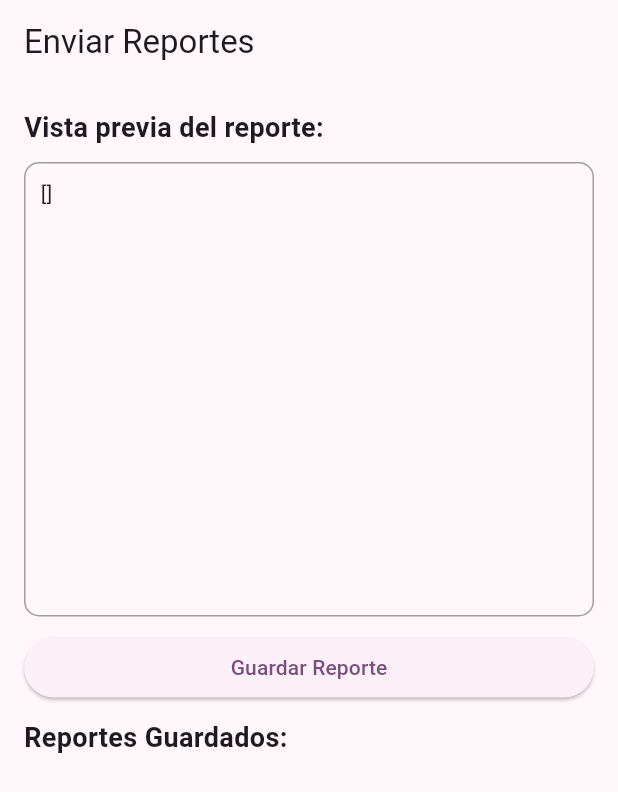
After one commit to RiosHectorM/demo_app, a Flutter app: the EnviarReportesScreen screen opened by its route, after a tap on "Guardar Reporte", after a tap on the "share" icon, on a phone screen of 412 x 824 dp. The commit adds this screen. Shown: the top 792 px of the screen. Run offline on Flutter 3.47's test engine with Material 3 defaults, Android fonts, the phone set to English and light mode, and no system bars; our stand-ins replace animate_do, dio, flutter_login, flutter_map, go_router, hive and 3 more; accounts and stored records are empty.

Commit message:
'maps ready, send ready'

```diff
--- a/lib/config/router/app_router.dart
+++ b/lib/config/router/app_router.dart
@@ -3,6 +3,7 @@ import 'package:demo_app/presentation/screens/screens.dart';
 import 'package:demo_app/presentation/screens/ventas/ventas_map_screen.dart';
 import 'package:demo_app/presentation/screens/ventas/productos_screen.dart';
 import 'package:demo_app/presentation/screens/ventas/reportes_screen.dart';
+import 'package:demo_app/presentation/screens/send_info/enviar_reportes_screen.dart';
 import 'package:go_router/go_router.dart';
 
 final appRouter = GoRouter(
@@ -30,17 +31,19 @@ final appRouter = GoRouter(
       },
     ),
     GoRoute(
-      path: '/productos/:nombreCliente/:direccionCliente',
+      path: '/productos/:nombreCliente/:direccionCliente/:usuarioVendedor',
       name: 'productos',
       builder: (context, state) {
         final String nombreCliente =
             Uri.decodeComponent(state.pathParameters['nombreCliente']!);
         final String direccionCliente =
             Uri.decodeComponent(state.pathParameters['direccionCliente']!);
-
+        final String usuarioVendedor =
+            Uri.decodeComponent(state.pathParameters['usuarioVendedor']!);
         return ProductosScreen(
           nombre: nombreCliente,
           direccion: direccionCliente,
+          vendedor: usuarioVendedor,
         );
       },
     ),
@@ -57,6 +60,13 @@ final appRouter = GoRouter(
       builder: (context, GoRouterState state) {
         return MapaVentasScreen();
       },
+    ),
+    GoRoute(
+      path: '/enviar',
+      name: 'enviar',
+      builder: (context, GoRouterState state) {
+        return EnviarReportesScreen();
+      },
     )
   ],
 );
--- a/lib/presentation/screens/clientes/clientes_list.dart
+++ b/lib/presentation/screens/clientes/clientes_list.dart
@@ -43,6 +43,7 @@ class ClientesScreen extends StatelessWidget {
                     onTap: () {
                       final nombreCliente = cliente.nombre;
                       final direccionCliente = cliente.direccion;
+                      final usuarioVendedor = 'VENDEDOR';
 
                       context.goNamed(
                         'productos',
@@ -50,6 +51,8 @@ class ClientesScreen extends StatelessWidget {
                           'nombreCliente': Uri.encodeComponent(nombreCliente),
                           'direccionCliente':
                               Uri.encodeComponent(direccionCliente),
+                          'usuarioVendedor':
+                              Uri.encodeComponent(usuarioVendedor),
                         },
                       );
                     },
--- a/lib/presentation/screens/home_screen.dart
+++ b/lib/presentation/screens/home_screen.dart
@@ -83,9 +83,7 @@ class _DrawerMenu extends StatelessWidget {
             child: ListTile(
               leading: Icon(Icons.send_to_mobile_outlined),
               title: Text("ENVIAR DATOS"),
-              onTap: () {
-                Navigator.pop(context);
-              },
+              onTap: () => context.goNamed('enviar'),
             ),
           ),
           FadeInLeft(
--- /dev/null
+++ b/lib/presentation/screens/send_info/enviar_reportes_screen.dart
@@ -0,0 +1,151 @@
+import 'dart:convert';
+import 'package:flutter/material.dart';
+import 'package:hive/hive.dart';
+import 'package:share_plus/share_plus.dart';
+import 'package:url_launcher/url_launcher.dart';
+
+class EnviarReportesScreen extends StatefulWidget {
+  @override
+  _EnviarReportesScreenState createState() => _EnviarReportesScreenState();
+}
+
+class _EnviarReportesScreenState extends State<EnviarReportesScreen> {
+  String _jsonVentas = "Cargando datos...";
+  List<String> _reportesGuardados = [];
+
+  @override
+  void initState() {
+    super.initState();
+    _cargarReporte();
+    _cargarReportesGuardados();
+  }
+
+  /// Carga las ventas y convierte en JSON
+  Future<void> _cargarReporte() async {
+    String jsonVentas = await _obtenerReporteJson();
+    setState(() {
+      _jsonVentas = jsonVentas;
+    });
+  }
+
+  /// Obtiene el JSON de las ventas almacenadas en Hive
+  Future<String> _obtenerReporteJson() async {
+    var ventasBox = await Hive.openBox('ventas');
+    List<dynamic> ventas = ventasBox.values.toList();
+    return jsonEncode(ventas);
+  }
+
+  /// Guarda el reporte en Hive con un timestamp único
+  Future<void> _guardarReporte() async {
+    var reportesBox = await Hive.openBox('reportes');
+    String timestamp = DateTime.now().toIso8601String();
+    await reportesBox.put(timestamp, _jsonVentas);
+    _cargarReportesGuardados();
+  }
+
+  /// Carga la lista de reportes guardados en Hive
+  Future<void> _cargarReportesGuardados() async {
+    var reportesBox = await Hive.openBox('reportes');
+    setState(() {
+      _reportesGuardados = reportesBox.keys.cast<String>().toList();
+    });
+  }
+
+  /// Comparte un reporte y lo elimina después
+  Future<void> _compartirYEliminarReporte(String clave) async {
+    var reportesBox = await Hive.openBox('reportes');
+    String reporteJson = reportesBox.get(clave);
+
+    // Comparte el reporte
+    await Share.share(reporteJson, subject: "Reporte de Ventas");
+
+    // Después de compartir, lo eliminamos
+    var ventasBox = await Hive.openBox('ventas');
+    await ventasBox.clear();
+    await reportesBox.delete(clave);
+    _cargarReportesGuardados();
+  }
+
+  /// Envía un reporte por Email y lo elimina después
+  Future<void> _enviarPorEmailYEliminar(String clave) async {
+    var reportesBox = await Hive.openBox('reportes');
+    String reporteJson = reportesBox.get(clave);
+
+    String email =
+        "mailto:destinatario@example.com?subject=Reporte de Ventas&body=${Uri.encodeComponent(reporteJson)}";
+
+    if (await canLaunchUrl(Uri.parse(email))) {
+      await launchUrl(Uri.parse(email));
+
+      // Después de enviarlo, lo eliminamos
+      var ventasBox = await Hive.openBox('ventas');
+      await ventasBox.clear();
+      await reportesBox.delete(clave);
+      _cargarReportesGuardados();
+    } else {
+      print("No se pudo abrir el correo");
+    }
+  }
+
+  @override
+  Widget build(BuildContext context) {
+    return Scaffold(
+      appBar: AppBar(title: Text("Enviar Reportes")),
+      body: Padding(
+        padding: const EdgeInsets.all(16.0),
+        child: Column(
+          crossAxisAlignment: CrossAxisAlignment.stretch,
+          children: [
+            Text("Vista previa del reporte:",
+                style: TextStyle(fontSize: 18, fontWeight: FontWeight.bold)),
+            SizedBox(height: 10),
+            Expanded(
+              child: Container(
+                padding: EdgeInsets.all(10),
+                decoration: BoxDecoration(
+                  border: Border.all(color: Colors.grey),
+                  borderRadius: BorderRadius.circular(10),
+                ),
+                child: SingleChildScrollView(
+                  child: Text(_jsonVentas, style: TextStyle(fontSize: 14)),
+                ),
+              ),
+            ),
+            SizedBox(height: 10),
+            ElevatedButton(
+              onPressed: _guardarReporte,
+              child: Text("Guardar Reporte"),
+            ),
+            SizedBox(height: 10),
+            Text("Reportes Guardados:",
+                style: TextStyle(fontSize: 18, fontWeight: FontWeight.bold)),
+            Expanded(
+              child: ListView.builder(
+                itemCount: _reportesGuardados.length,
+                itemBuilder: (context, index) {
+                  String clave = _reportesGuardados[index];
+                  return ListTile(
+                    title: Text("Reporte $clave"),
+                    trailing: Row(
+                      mainAxisSize: MainAxisSize.min,
+                      children: [
+                        IconButton(
+                          icon: Icon(Icons.share),
+                          onPressed: () => _compartirYEliminarReporte(clave),
+                        ),
+                        IconButton(
+                          icon: Icon(Icons.email),
+                          onPressed: () => _enviarPorEmailYEliminar(clave),
+                        ),
+                      ],
+                    ),
+                  );
+                },
+              ),
+            ),
+          ],
+        ),
+      ),
+    );
+  }
+}
--- a/lib/presentation/screens/ventas/reportes_screen.dart
+++ b/lib/presentation/screens/ventas/reportes_screen.dart
@@ -3,6 +3,8 @@ import 'package:hive/hive.dart';
 import 'package:intl/intl.dart';
 
 class ReportesScreen extends StatefulWidget {
+  const ReportesScreen({super.key});
+
   @override
   _ReportesScreenState createState() => _ReportesScreenState();
 }
@@ -27,10 +29,10 @@ class _ReportesScreenState extends State<ReportesScreen> {
   // Calcular la cantidad total de productos comprados por el cliente
   int _calcularCantidadProductos(List productos) {
     int totalProductos = 0;
-    productos.forEach((producto) {
+    for (var producto in productos) {
       totalProductos +=
           producto['Cantidad'] as int; // Sumar la cantidad de cada producto
-    });
+    }
     return totalProductos;
   }
 
--- a/lib/presentation/screens/ventas/ventas_map_screen.dart
+++ b/lib/presentation/screens/ventas/ventas_map_screen.dart
@@ -5,13 +5,15 @@ import 'package:hive/hive.dart';
 import 'package:dio/dio.dart';
 
 class MapaVentasScreen extends StatefulWidget {
+  const MapaVentasScreen({super.key});
+
   @override
   _MapaVentasScreenState createState() => _MapaVentasScreenState();
 }
 
 class _MapaVentasScreenState extends State<MapaVentasScreen> {
   final MapController _mapController = MapController();
-  List<Marker> _marcadores = [];
+  final List<Marker> _marcadores = [];
   LatLng? _initialPosition; // Guardará la posición del primer marcador
 
   @override
@@ -23,7 +25,7 @@ class _MapaVentasScreenState extends State<MapaVentasScreen> {
   Future<void> _cargarVentas() async {
     var ventasBox = await Hive.openBox('ventas');
     List<dynamic> ventas = ventasBox.values.toList();
-
+    print(ventas);
     for (var venta in ventas) {
       String direccion = venta['direccion'] ?? "";
       if (direccion.isNotEmpty) {
--- a/pubspec.yaml
+++ b/pubspec.yaml
@@ -42,6 +42,7 @@ dependencies:
   intl: ^0.20.2
   latlong2: ^0.9.1
   provider: ^6.1.2
+  share_plus: ^10.1.4
 
 dev_dependencies:
   build_runner: ^2.4.6
```
Also changed, not shown: lib/presentation/screens/ventas/mapas_screen.dart (+5 -3 lines), lib/presentation/screens/ventas/productos_screen.dart (+7 -5 lines), pubspec.lock, 3 other files.
